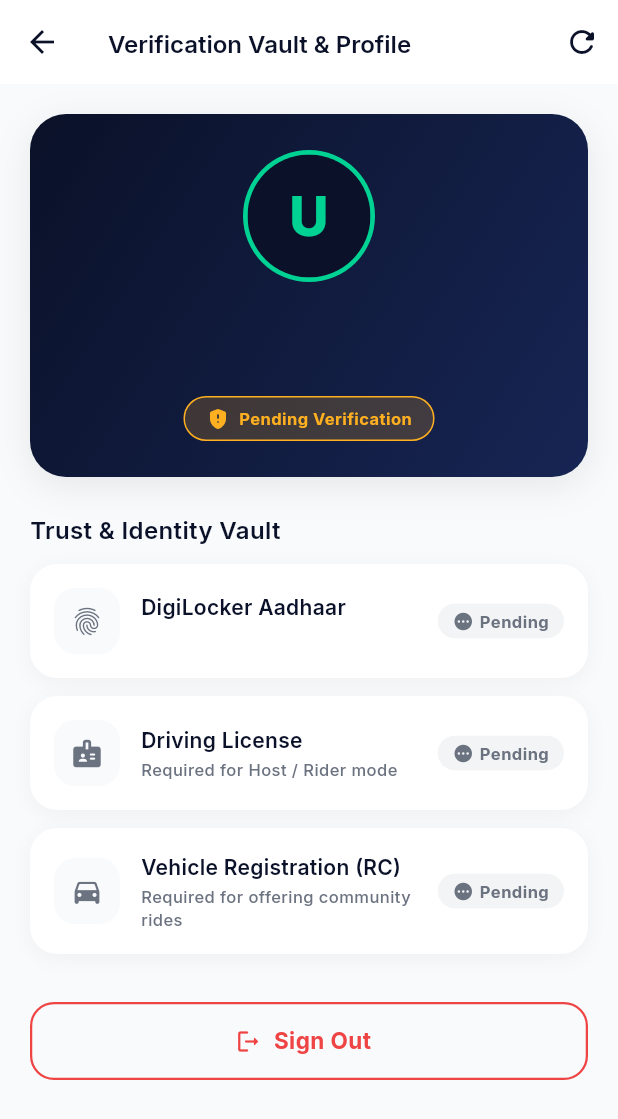
After one commit to HARSH-PATEL05/Lift-Off-A-Ride-Hailing-App, a Flutter app: the TrustVaultScreen screen opened directly, on a phone screen of 412 x 824 dp. The commit adds this screen. Shown: the top 1119 px of the screen. Run offline on Flutter 3.47's test engine with Material 3 defaults, Android fonts, the phone set to English and light mode, and no system bars; our stand-ins replace cached_network_image, flutter_map, geolocator, google_fonts, latlong2, smooth_page_indicator and 1 more; accounts and stored records are empty; network calls fail.

Commit message:
Profile Sync + Aadhar DL connection

```diff
--- a/Frontend/lib/features/auth/screens/auth_gate.dart
+++ b/Frontend/lib/features/auth/screens/auth_gate.dart
@@ -265,8 +265,9 @@ class _AuthGateState extends State<AuthGate> {
         );
 
       case _AuthPhase.dashboard:
-        return const AppShell(
-          key: ValueKey('dashboard'),
+        return AppShell(
+          key: const ValueKey('dashboard'),
+          userProfile: _userProfile,
         );
     }
   }
--- /dev/null
+++ b/Frontend/lib/features/auth/screens/trust_vault_screen.dart
@@ -0,0 +1,384 @@
+import 'package:flutter/material.dart';
+import 'package:cached_network_image/cached_network_image.dart';
+
+import '../../../core/theme/app_colors.dart';
+import '../../../core/theme/app_text_styles.dart';
+import '../../../core/models/user_profile.dart';
+import '../../../core/services/auth_service.dart';
+
+/// Trust Vault & Profile Screen
+/// Displays authenticated user profile, avatar, email, and DigiLocker/Government verification badges.
+class TrustVaultScreen extends StatefulWidget {
+  final UserProfile? userProfile;
+
+  const TrustVaultScreen({
+    super.key,
+    this.userProfile,
+  });
+
+  @override
+  State<TrustVaultScreen> createState() => _TrustVaultScreenState();
+}
+
+class _TrustVaultScreenState extends State<TrustVaultScreen> {
+  late UserProfile? _profile;
+  bool _isRefreshing = false;
+
+  @override
+  void initState() {
+    super.initState();
+    _profile = widget.userProfile ?? AuthService.instance.currentProfile;
+  }
+
+  Future<void> _refreshProfile() async {
+    setState(() => _isRefreshing = true);
+    try {
+      final updatedProfile = await AuthService.instance.syncWithBackend();
+      if (mounted) {
+        setState(() {
+          _profile = updatedProfile;
+          _isRefreshing = false;
+        });
+        ScaffoldMessenger.of(context).showSnackBar(
+          const SnackBar(
+            content: Text('Profile synced with backend successfully'),
+            backgroundColor: AppColors.verifiedGreen,
+            behavior: SnackBarBehavior.floating,
+          ),
+        );
+      }
+    } catch (e) {
+      if (mounted) {
+        setState(() => _isRefreshing = false);
+        ScaffoldMessenger.of(context).showSnackBar(
+          SnackBar(
+            content: Text('Sync failed: $e'),
+            backgroundColor: AppColors.errorRed,
+            behavior: SnackBarBehavior.floating,
+          ),
+        );
+      }
+    }
+  }
+
+  @override
+  Widget build(BuildContext context) {
+    final profile = _profile ?? AuthService.instance.currentProfile;
+    final displayName = profile?.fullName ?? profile?.email.split('@').first ?? 'Commuter';
+    final email = profile?.email ?? 'Not signed in';
+    final avatarUrl = profile?.avatarUrl;
+    final initialLetter = displayName.isNotEmpty ? displayName[0].toUpperCase() : 'U';
+
+    return Scaffold(
+      backgroundColor: AppColors.softGray,
+      appBar: AppBar(
+        backgroundColor: AppColors.white,
+        elevation: 0,
+        title: Text(
+          'Verification Vault & Profile',
+          style: AppTextStyles.h3.copyWith(color: AppColors.midnightBlue),
+        ),
+        actions: [
+          IconButton(
+            icon: _isRefreshing
+                ? const SizedBox(
+                    width: 20,
+                    height: 20,
+                    child: CircularProgressIndicator(
+                      strokeWidth: 2,
+                      color: AppColors.primaryTealDark,
+                    ),
+                  )
+                : const Icon(Icons.refresh_rounded, color: AppColors.midnightBlue),
+            tooltip: 'Sync Profile',
+            onPressed: _isRefreshing ? null : _refreshProfile,
+          ),
+        ],
+      ),
+      body: SingleChildScrollView(
+        padding: const EdgeInsets.all(20),
+        child: Column(
+          children: [
+            // ─── USER PROFILE HEADER CARD ───
+            Container(
+              width: double.infinity,
+              padding: const EdgeInsets.all(24),
+              decoration: BoxDecoration(
+                gradient: AppColors.navyGradient,
+                borderRadius: BorderRadius.circular(24),
+                boxShadow: const [
+                  BoxShadow(
+                    color: AppColors.shadowMedium,
+                    blurRadius: 20,
+                    offset: Offset(0, 6),
+                  ),
+                ],
+              ),
+              child: Column(
+                children: [
+                  // Avatar with border
+                  Container(
+                    width: 88,
+                    height: 88,
+                    padding: const EdgeInsets.all(3),
+                    decoration: const BoxDecoration(
+                      color: AppColors.primaryTeal,
+                      shape: BoxShape.circle,
+                    ),
+                    child: ClipOval(
+                      child: avatarUrl != null && avatarUrl.isNotEmpty
+                          ? CachedNetworkImage(
+                              imageUrl: avatarUrl,
+                              fit: BoxFit.cover,
+                              placeholder: (context, url) => Container(
+                                color: AppColors.midnightBlue,
+                                child: const Center(
+                                  child: CircularProgressIndicator(
+                                    strokeWidth: 2,
+                                    color: AppColors.primaryTeal,
+                                  ),
+                                ),
+                              ),
+                              errorWidget: (context, url, error) => _buildAvatarFallback(initialLetter),
+                            )
+                          : _buildAvatarFallback(initialLetter),
+                    ),
+                  ),
+                  const SizedBox(height: 16),
+
+                  // Display Name
+                  Text(
+                    displayName,
+                    style: AppTextStyles.h2.copyWith(color: AppColors.white),
+                    textAlign: TextAlign.center,
+                  ),
+
+                  const SizedBox(height: 4),
+
+                  // Email
+                  Text(
+                    email,
+                    style: AppTextStyles.bodySmall.copyWith(color: AppColors.white.withAlpha(200)),
+                    textAlign: TextAlign.center,
+                  ),
+
+                  const SizedBox(height: 16),
+
+                  // Trust Status Tag
+                  Container(
+                    padding: const EdgeInsets.symmetric(horizontal: 14, vertical: 6),
+                    decoration: BoxDecoration(
+                      color: profile?.aadhaarVerified == true
+                          ? AppColors.verifiedGreen.withAlpha(50)
+                          : AppColors.amberPoll.withAlpha(50),
+                      borderRadius: BorderRadius.circular(20),
+                      border: Border.all(
+                        color: profile?.aadhaarVerified == true
+                            ? AppColors.verifiedGreen
+                            : AppColors.amberPoll,
+                        width: 1,
+                      ),
+                    ),
+                    child: Row(
+                      mainAxisSize: MainAxisSize.min,
+                      children: [
+                        Icon(
+                          profile?.aadhaarVerified == true
+                              ? Icons.verified_user_rounded
+                              : Icons.gpp_maybe_rounded,
+                          size: 16,
+                          color: profile?.aadhaarVerified == true
+                              ? AppColors.verifiedGreen
+                              : AppColors.amberPoll,
+                        ),
+                        const SizedBox(width: 6),
+                        Text(
+                          profile?.aadhaarVerified == true
+                              ? 'Verified Trust Commuter'
+                              : 'Pending Verification',
+                          style: AppTextStyles.caption.copyWith(
+                            color: profile?.aadhaarVerified == true
+                                ? AppColors.verifiedGreen
+                                : AppColors.amberPoll,
+                            fontWeight: FontWeight.w700,
+                          ),
+                        ),
+                      ],
+                    ),
+                  ),
+                ],
+              ),
+            ),
+
+            const SizedBox(height: 24),
+
+            // ─── VERIFICATION STATUS CARDS ───
+            Align(
+              alignment: Alignment.centerLeft,
+              child: Text(
+                'Trust & Identity Vault',
+                style: AppTextStyles.h3.copyWith(color: AppColors.midnightBlue),
+              ),
+            ),
+            const SizedBox(height: 12),
+
+            // 1. Aadhaar Card
+            _buildDocTile(
+              icon: Icons.fingerprint_rounded,
+              title: 'DigiLocker Aadhaar',
+              subtitle: profile?.maskedAadhaar ?? 'National identity verification',
+              isVerified: profile?.aadhaarVerified ?? false,
+            ),
+
+            const SizedBox(height: 12),
+
+            // 2. Driving Licence Card
+            _buildDocTile(
+              icon: Icons.badge_rounded,
+              title: 'Driving License',
+              subtitle: 'Required for Host / Rider mode',
+              isVerified: profile?.dlVerified ?? false,
+            ),
+
+            const SizedBox(height: 12),
+
+            // 3. Vehicle RC Card
+            _buildDocTile(
+              icon: Icons.directions_car_rounded,
+              title: 'Vehicle Registration (RC)',
+              subtitle: 'Required for offering community rides',
+              isVerified: profile?.vehicleRcVerified ?? false,
+            ),
+
+            const SizedBox(height: 32),
+
+            // ─── SIGN OUT BUTTON ───
+            SizedBox(
+              width: double.infinity,
+              height: 52,
+              child: OutlinedButton.icon(
+                onPressed: () async {
+                  await AuthService.instance.signOut();
+                },
+                icon: const Icon(Icons.logout_rounded, color: AppColors.errorRed),
+                label: Text(
+                  'Sign Out',
+                  style: AppTextStyles.buttonPrimary.copyWith(color: AppColors.errorRed),
+                ),
+                style: OutlinedButton.styleFrom(
+                  side: const BorderSide(color: AppColors.errorRed, width: 1.5),
+                  shape: RoundedRectangleBorder(
+                    borderRadius: BorderRadius.circular(16),
+                  ),
+                ),
+              ),
+            ),
+          ],
+        ),
+      ),
+    );
+  }
+
+  Widget _buildAvatarFallback(String letter) {
+    return Container(
+      color: AppColors.midnightBlue,
+      child: Center(
+        child: Text(
+          letter,
+          style: AppTextStyles.display.copyWith(
+            color: AppColors.primaryTeal,
+            fontSize: 36,
+          ),
+        ),
+      ),
+    );
+  }
+
+  Widget _buildDocTile({
+    required IconData icon,
+    required String title,
+    required String subtitle,
+    required bool isVerified,
+  }) {
+    return Container(
+      padding: const EdgeInsets.all(16),
+      decoration: BoxDecoration(
+        color: AppColors.white,
+        borderRadius: BorderRadius.circular(18),
+        boxShadow: const [
+          BoxShadow(
+            color: AppColors.shadowLight,
+            blurRadius: 10,
+            offset: Offset(0, 3),
+          ),
+        ],
+      ),
+      child: Row(
+        children: [
+          Container(
+            width: 44,
+            height: 44,
+            decoration: BoxDecoration(
+              color: isVerified
+                  ? AppColors.primaryTealSurface
+                  : AppColors.softGray,
+              borderRadius: BorderRadius.circular(14),
+            ),
+            child: Icon(
+              icon,
+              color: isVerified
+                  ? AppColors.primaryTealDark
+                  : AppColors.mediumGray,
+              size: 22,
+            ),
+          ),
+          const SizedBox(width: 14),
+          Expanded(
+            child: Column(
+              crossAxisAlignment: CrossAxisAlignment.start,
+              children: [
+                Text(
+                  title,
+                  style: AppTextStyles.label.copyWith(fontSize: 14),
+                ),
+                const SizedBox(height: 2),
+                Text(
+                  subtitle,
+                  style: AppTextStyles.caption.copyWith(color: AppColors.mediumGray),
+                ),
+              ],
+            ),
+          ),
+          Container(
+            padding: const EdgeInsets.symmetric(horizontal: 10, vertical: 4),
+            decoration: BoxDecoration(
+              color: isVerified
+                  ? AppColors.verifiedGreen.withAlpha(30)
+                  : AppColors.mediumGray.withAlpha(20),
+              borderRadius: BorderRadius.circular(12),
+            ),
+            child: Row(
+              mainAxisSize: MainAxisSize.min,
+              children: [
+                Icon(
+                  isVerified ? Icons.check_circle_rounded : Icons.pending_rounded,
+                  size: 14,
+                  color: isVerified ? AppColors.verifiedGreen : AppColors.mediumGray,
+                ),
+                const SizedBox(width: 4),
+                Text(
+                  isVerified ? 'Verified' : 'Pending',
+                  style: AppTextStyles.caption.copyWith(
+                    color: isVerified ? AppColors.verifiedGreen : AppColors.mediumGray,
+                    fontWeight: FontWeight.w700,
+                    fontSize: 11,
+                  ),
+                ),
+              ],
+            ),
+          ),
+        ],
+      ),
+    );
+  }
+}
--- a/Frontend/pubspec.yaml
+++ b/Frontend/pubspec.yaml
@@ -19,7 +19,7 @@ publish_to: 'none' # Remove this line if you wish to publish to pub.dev
 version: 1.0.0+1
 
 environment:
-  sdk: ^3.12.2
+  sdk: '>=3.11.0 <4.0.0'
 
 # Dependencies specify other packages that your package needs in order to work.
 # To automatically upgrade your package dependencies to the latest versions
```
Also changed, not shown: Frontend/lib/app_shell.dart (+16 -7 lines), Frontend/lib/core/models/user_profile.dart (+6 -4 lines), Frontend/lib/features/home/widgets/floating_top_bar.dart (+32 -3 lines), Frontend/lib/features/host/screens/rider_host_dashboard.dart (+51 -19 lines), Frontend/pubspec.lock, 3 other files.
